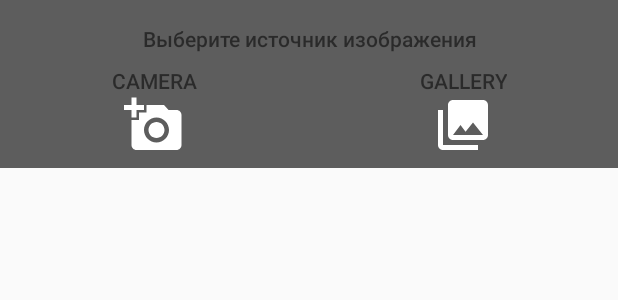
After one commit to AndX2/DevIntensive, an Android app: the layout bottom_sheet_pick_user_photo.xml on its own in the app's theme, with its tools: preview values and no code run, on a phone screen of 412 x 824 dp. The commit adds this screen. Shown: the top 300 px of the screen. Run offline under Robolectric (Android 15) with nearby library versions, the phone set to English and light mode, and no system bars.

Commit message:
add BottomSheet pick photo src

```diff
--- a/app/src/main/java/com/softdesign/devintensive/ui/activities/MainActivity.java
+++ b/app/src/main/java/com/softdesign/devintensive/ui/activities/MainActivity.java
@@ -1,7 +1,9 @@
 package com.softdesign.devintensive.ui.activities;
 
 import android.content.Intent;
+import android.os.Handler;
 import android.support.design.widget.AppBarLayout;
+import android.support.design.widget.BottomSheetBehavior;
 import android.support.design.widget.CollapsingToolbarLayout;
 import android.support.design.widget.CoordinatorLayout;
 import android.support.design.widget.FloatingActionButton;
@@ -41,6 +43,8 @@ public class MainActivity extends BaseActivity implements OnClickListener {
     private Toolbar mToolbar;
     private DrawerLayout mNavigationDrawer;
     private LinearLayout mProfilePhotoPlaceholder;
+    private BottomSheetBehavior mBottomSheetBehavior;
+    View mAddPhotoCamera, mAddPhotoGallery;
 
     private FloatingActionButton mFab;
     private EditText mUserPhone, mUserMail, mUserVK, mUserGit, mUserMySelf;
@@ -60,6 +64,12 @@ public class MainActivity extends BaseActivity implements OnClickListener {
         mNavigationDrawer = (DrawerLayout) findViewById(R.id.drawer_layout);
         setupDrawer();
         mProfilePhotoPlaceholder = (LinearLayout) findViewById(R.id.photo_placeholder);
+        mProfilePhotoPlaceholder.setOnClickListener(this);
+        mBottomSheetBehavior = BottomSheetBehavior.from(findViewById(R.id.bottomSheetLayout));
+        mAddPhotoCamera = findViewById(R.id.ll_add_photo_from_camera);
+        mAddPhotoCamera.setOnClickListener(this);
+        mAddPhotoGallery = findViewById(R.id.ll_add_photo_from_gallery);
+        mAddPhotoGallery.setOnClickListener(this);
 
 
         mDataManager = DataManager.getInstance();
@@ -162,8 +172,10 @@ public class MainActivity extends BaseActivity implements OnClickListener {
 
     @Override
     public void onBackPressed() {
-        if (mNavigationDrawer.isDrawerOpen(GravityCompat.START)) {
+        if (mNavigationDrawer.isDrawerOpen(GravityCompat.START) ||
+                (mBottomSheetBehavior.getState() != BottomSheetBehavior.STATE_COLLAPSED)) {
             mNavigationDrawer.closeDrawer(GravityCompat.START);
+            mBottomSheetBehavior.setState(BottomSheetBehavior.STATE_COLLAPSED);
         } else {
             super.onBackPressed();
         }
@@ -195,7 +207,22 @@ public class MainActivity extends BaseActivity implements OnClickListener {
                 }
                 break;
             case R.id.photo_placeholder:
-
+                //showSnackbar("Placeholder onClick");
+                mBottomSheetBehavior.setState(BottomSheetBehavior.STATE_EXPANDED);
+                Handler handler = new Handler();
+                handler.postDelayed(new Runnable() {
+                    @Override
+                    public void run() {
+                        mBottomSheetBehavior.setState(BottomSheetBehavior.STATE_COLLAPSED);
+                    }
+                }, ConstantManager.ACTIVITY_MAIN_TIME_SHOW_BOTTOM_SHEET_PICK_PHOTO);
+                break;
+            case R.id.ll_add_photo_from_camera:
+                //showSnackbar("loadFromCamera onClick");
+                loadPhotoFromCamera();
+                break;
+            case R.id.ll_add_photo_from_gallery:
+                loadPhotoFromGalery();
                 break;
         }
     }
@@ -249,6 +276,7 @@ public class MainActivity extends BaseActivity implements OnClickListener {
             mAppbarParams.setScrollFlags(AppBarLayout.LayoutParams.SCROLL_FLAG_SCROLL |
                     AppBarLayout.LayoutParams.SCROLL_FLAG_SNAP | AppBarLayout.LayoutParams.SCROLL_FLAG_EXIT_UNTIL_COLLAPSED);
             mToolbarLayout.setLayoutParams(mAppbarParams);
+            mBottomSheetBehavior.setState(BottomSheetBehavior.STATE_COLLAPSED);
         }
 
 
--- a/app/src/main/java/com/softdesign/devintensive/utils/ConstantManager.java
+++ b/app/src/main/java/com/softdesign/devintensive/utils/ConstantManager.java
@@ -5,6 +5,7 @@ package com.softdesign.devintensive.utils;
  */
 
 public interface ConstantManager {
+
 
     String TAG_PREFIX = "Main activity";
     String COLOR_MODE_KEY = "Color mode key";
@@ -17,4 +18,5 @@ public interface ConstantManager {
     String USER_MYSELF_KEY = "User_key_5";
 
 
+    long ACTIVITY_MAIN_TIME_SHOW_BOTTOM_SHEET_PICK_PHOTO = 3000;
 }
--- /dev/null
+++ b/app/src/main/res/drawable/ic_add_a_photo_black_24dp.xml
@@ -0,0 +1,9 @@
+<vector xmlns:android="http://schemas.android.com/apk/res/android"
+        android:width="24dp"
+        android:height="24dp"
+        android:viewportWidth="24.0"
+        android:viewportHeight="24.0">
+    <path
+        android:fillColor="#FFFFFF"
+        android:pathData="M3,4L3,1h2v3h3v2L5,6v3L3,9L3,6L0,6L0,4h3zM6,10L6,7h3L9,4h7l1.83,2L21,6c1.1,0 2,0.9 2,2v12c0,1.1 -0.9,2 -2,2L5,22c-1.1,0 -2,-0.9 -2,-2L3,10h3zM13,19c2.76,0 5,-2.24 5,-5s-2.24,-5 -5,-5 -5,2.24 -5,5 2.24,5 5,5zM9.8,14c0,1.77 1.43,3.2 3.2,3.2s3.2,-1.43 3.2,-3.2 -1.43,-3.2 -3.2,-3.2 -3.2,1.43 -3.2,3.2z"/>
+</vector>
--- /dev/null
+++ b/app/src/main/res/drawable/ic_collections_black_24dp.xml
@@ -0,0 +1,9 @@
+<vector xmlns:android="http://schemas.android.com/apk/res/android"
+        android:width="24dp"
+        android:height="24dp"
+        android:viewportWidth="24.0"
+        android:viewportHeight="24.0">
+    <path
+        android:fillColor="#FFFFFF"
+        android:pathData="M22,16L22,4c0,-1.1 -0.9,-2 -2,-2L8,2c-1.1,0 -2,0.9 -2,2v12c0,1.1 0.9,2 2,2h12c1.1,0 2,-0.9 2,-2zM11,12l2.03,2.71L16,11l4,5L8,16l3,-4zM2,6v14c0,1.1 0.9,2 2,2h14v-2L4,20L4,6L2,6z"/>
+</vector>
--- /dev/null
+++ b/app/src/main/res/layout/bottom_sheet_pick_user_photo.xml
@@ -0,0 +1,82 @@
+<?xml version="1.0" encoding="utf-8"?>
+<LinearLayout xmlns:android="http://schemas.android.com/apk/res/android"
+              xmlns:app="http://schemas.android.com/apk/res-auto"
+              android:id="@+id/bottomSheetLayout"
+              android:layout_width="match_parent"
+              android:layout_height="112dp"
+              android:background="@color/grey"
+              android:gravity="center_horizontal"
+              android:orientation="vertical"
+              android:paddingTop="@dimen/phone_screen_left_and_right_margin_16"
+              app:behavior_hideable="true"
+              app:behavior_peekHeight="0dp"
+              app:layout_behavior="@string/bottom_sheet_behavior">
+
+    <TextView
+        android:id="@+id/bottomSheetHeading"
+        android:gravity="center"
+        android:layout_width="wrap_content"
+        android:layout_height="wrap_content"
+        android:fontFamily="sans-serif-medium"
+        android:textSize="@dimen/text_body1_size_14"
+        android:text="@string/pick_photo_src"
+        />
+
+    <LinearLayout
+        android:id="@+id/ll_add_photo_from_camera"
+        android:layout_width="match_parent"
+        android:layout_height="match_parent"
+        android:orientation="horizontal"
+        android:gravity="center">
+
+        <LinearLayout
+            android:layout_width="0dp"
+            android:orientation="vertical"
+            android:layout_height="match_parent"
+            android:gravity="center"
+            android:layout_weight="1">
+
+            <TextView
+                android:id="@+id/textView1"
+                android:gravity="center"
+                android:layout_width="wrap_content"
+                android:layout_height="wrap_content"
+                android:fontFamily="sans-serif-medium"
+                android:textSize="@dimen/text_body1_size_14"
+                android:text="CAMERA"
+                />
+
+            <ImageView
+                android:layout_width="@dimen/avatar_size_40"
+                android:layout_height="@dimen/avatar_size_40"
+                android:src="@drawable/ic_add_a_photo_black_24dp"
+                android:scaleType="fitCenter"/>
+        </LinearLayout>
+
+        <LinearLayout
+            android:id="@+id/ll_add_photo_from_gallery"
+            android:layout_width="0dp"
+            android:orientation="vertical"
+            android:layout_height="match_parent"
+            android:gravity="center"
+            android:layout_weight="1">
+
+            <TextView
+                android:id="@+id/textView2"
+                android:gravity="center"
+                android:layout_width="wrap_content"
+                android:layout_height="wrap_content"
+                android:fontFamily="sans-serif-medium"
+                android:textSize="@dimen/text_body1_size_14"
+                android:text="GALLERY"
+                />
+
+            <ImageView
+                android:layout_width="@dimen/avatar_size_40"
+                android:layout_height="@dimen/avatar_size_40"
+                android:src="@drawable/ic_collections_black_24dp"
+                android:scaleType="fitCenter"/>
+        </LinearLayout>
+
+    </LinearLayout>
+</LinearLayout>
--- a/app/src/main/res/layout/container_main.xml
+++ b/app/src/main/res/layout/container_main.xml
@@ -198,6 +198,8 @@
 
         </android.support.design.widget.FloatingActionButton>
 
+        <include layout="@layout/bottom_sheet_pick_user_photo"/>
+
     </android.support.design.widget.CoordinatorLayout>
 
     <android.support.design.widget.NavigationView
--- a/app/src/main/res/values/strings.xml
+++ b/app/src/main/res/values/strings.xml
@@ -16,4 +16,5 @@
     <string name="caption_write_code">Написано строк кода</string>
     <string name="caption_projects">Проектов</string>
     <string name="pick_image">Выберите изображение</string>
+    <string name="pick_photo_src">Выберите источник изображения</string>
 </resources>
```
